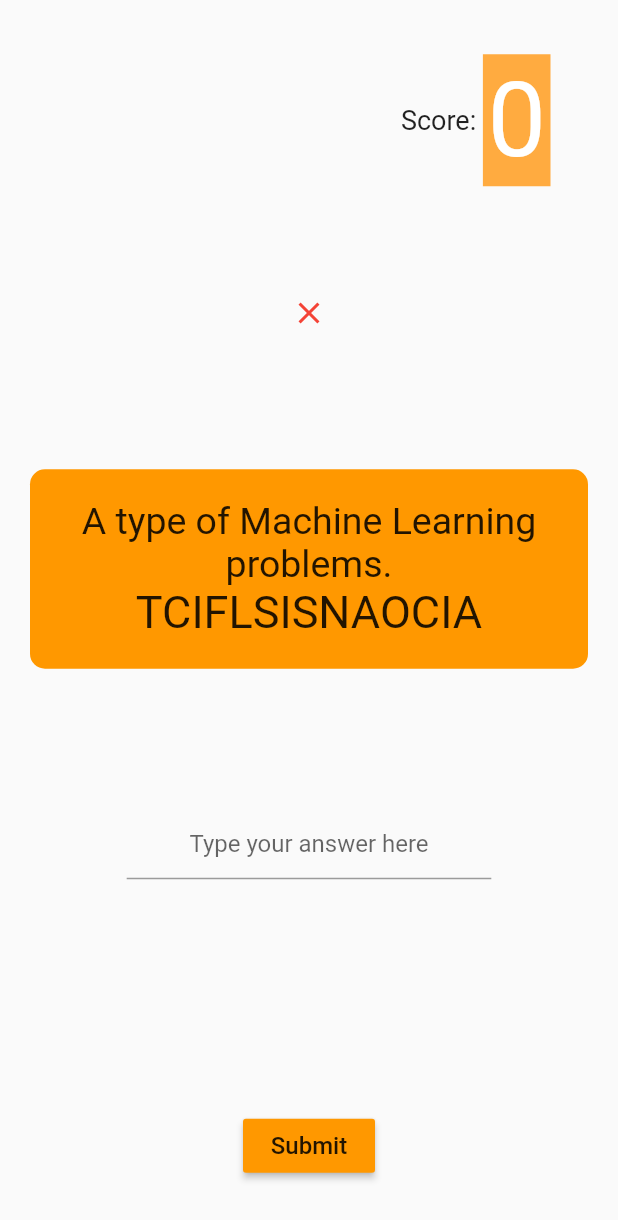
After one commit to the-prof-paradox/PBL_Flutter, a Flutter app: the Jumbled screen opened directly, after a tap on "Submit", on a phone screen of 412 x 824 dp. The commit adds this screen. Shown: the top 1220 px of the screen. Run offline on Flutter 3.47's test engine with Material 2 defaults, Android fonts, the phone set to English and light mode, and no system bars; our stand-ins replace rflutter_alert.

Commit message:
Quiz + Jumbled

```diff
--- /dev/null
+++ b/lib/businessLogic/jumblesQues.dart
@@ -0,0 +1,68 @@
+class JumbQuestion {
+  String questionText;
+  String options;
+  String questionAnswer;
+
+  JumbQuestion(String q, String op, String a) {
+    questionText = q;
+    options = op;
+    questionAnswer = a;
+  }
+}
+
+class JumbQuizBrain {
+  int _questionNumber = 0;
+
+  List<JumbQuestion> _questionBank = [
+    JumbQuestion("A metric for imbalanced datasets.", "SRCF1OE", "F1Score"),
+    JumbQuestion("A type of Machine Learning problems.", "TCIFLSISNAOCIA",
+        "Classification"),
+    JumbQuestion("The purpose of the parameter C in SVM’s.", "ARZNROGIUIEATL",
+        "Regularization"),
+    JumbQuestion("Increasing the depth of the decision tree can lead to this.",
+        "TEOIFGRIVTN", "Overfitting"),
+    JumbQuestion("A kernel function in SVM’s.", "RIALAD", "Radial"),
+    JumbQuestion(
+        "An activation function that is also the basis of Logistic Regression.",
+        "IMDGSIO",
+        "Sigmoid"),
+    JumbQuestion("Dependency among the features of the dataset is called.",
+        "YACTTNIIMIUOLLRLE", "Multicollinearity"),
+    JumbQuestion(
+        "An ensemble of Decision Trees.", "ARMOND RSFTEO", "Random Forest"),
+    JumbQuestion("Only these affect the decision boundary in SVM.",
+        "STPUORP OTSERVC", "Support Vectors"),
+    JumbQuestion(
+        "Blood Type is what kind of variable.", "ORGTICAECLA", "Categorical"),
+  ];
+
+  void nextQuestion() {
+    if (_questionNumber < _questionBank.length - 1) {
+      _questionNumber++;
+    }
+  }
+
+  String getQuestionText() {
+    return _questionBank[_questionNumber].questionText;
+  }
+
+  String getOptionText() {
+    return _questionBank[_questionNumber].options;
+  }
+
+  String getCorrectAnswer() {
+    return _questionBank[_questionNumber].questionAnswer;
+  }
+
+  bool isFinished() {
+    if (_questionNumber >= _questionBank.length - 1) {
+      return true;
+    } else {
+      return false;
+    }
+  }
+
+  void reset() {
+    _questionNumber = 0;
+  }
+}
--- /dev/null
+++ b/lib/screens/jumbled.dart
@@ -0,0 +1,147 @@
+import 'package:PBL/businessLogic/jumblesQues.dart';
+import 'package:flutter/material.dart';
+import 'package:rflutter_alert/rflutter_alert.dart';
+
+
+JumbQuizBrain quizBrain = JumbQuizBrain();
+
+class Jumbled extends StatefulWidget {
+  @override
+  _JumbledState createState() => _JumbledState();
+}
+
+class _JumbledState extends State<Jumbled> {
+  int theScore = 0;
+  List<Icon> scoreKeeper = [];
+  final textEditingController = TextEditingController();
+
+  @override
+  void dispose() {
+    textEditingController.dispose();
+    super.dispose();
+  }
+
+
+  void checkAnswer(String userPickedAnswer) {
+    String correctAnswer = quizBrain.getCorrectAnswer();
+
+    setState(() {
+      if (quizBrain.isFinished() == true) {
+        Alert(
+          context: context,
+          title: 'Finished!',
+          desc: 'You\'ve reached the end of the quiz!',
+        ).show();
+        quizBrain.reset();
+        scoreKeeper = [];
+        theScore = 0;
+      }
+
+      else {
+        if (userPickedAnswer == correctAnswer) {
+          theScore++;
+          scoreKeeper.add(Icon(
+            Icons.check,
+            color: Colors.green,
+          ));
+        } else {
+          scoreKeeper.add(Icon(
+            Icons.close,
+            color: Colors.red,
+          ));
+        }
+        quizBrain.nextQuestion();
+      }
+    });
+  }
+
+  @override
+  Widget build(BuildContext context) {
+    return Scaffold(
+        body: Container(
+      child: Center(
+          child: Column(
+        mainAxisAlignment: MainAxisAlignment.spaceAround,
+        children: [
+          Container(
+            padding: EdgeInsets.only(right: 45.0),
+            child: Row(
+              mainAxisAlignment: MainAxisAlignment.end,
+              children: [
+                Text(
+                  "Score: ",
+                  style: TextStyle(fontSize: 18.0),
+                ),
+                Container(
+                  padding: EdgeInsets.all(3.0),
+                  color: Colors.orangeAccent,
+                  child: Text(
+                    "$theScore",
+                    style: TextStyle(fontSize: 69.6, color: Colors.white),
+                  ),
+                ),
+              ],
+            ),
+          ),
+          Row(
+            mainAxisAlignment: MainAxisAlignment.center,
+            children: scoreKeeper,
+          ),
+          Container(
+            decoration: BoxDecoration(
+                borderRadius: BorderRadius.all(Radius.circular(10.0)),
+                color: Colors.orange),
+            margin: const EdgeInsets.all(20.0),
+            padding: const EdgeInsets.all(20.0),
+            child: Column(
+              children: [
+                Text(
+                quizBrain.getQuestionText(),
+                  textAlign: TextAlign.center,
+                  style: TextStyle(
+                    fontSize: 25.0,
+                    // color: Colors.white,
+                  ),
+                ),
+                Text(
+                  quizBrain.getOptionText(),
+                  textAlign: TextAlign.center,
+                  style: TextStyle(
+                    fontSize: 30.0,
+                    // color: Colors.white,
+                  ),
+                ),
+              ],
+            ),
+          ),
+          SizedBox(
+            width: MediaQuery.of(context).size.width * 0.59,
+            child: TextField(
+                textAlign: TextAlign.center,
+                textDirection: TextDirection.rtl,
+                decoration: InputDecoration(
+                  hintText:  "Type your answer here",
+                ),
+                maxLines: 1,
+                controller: textEditingController,
+                cursorHeight: 20.0,
+              ),
+          ),
+          SizedBox(height: 9.0,),
+          RaisedButton(
+              color: Colors.orange,
+              child: Text("Submit",
+                style: TextStyle(fontSize: 16.0),
+                textAlign: TextAlign.center,
+              ),
+              onPressed: () {
+                setState(() {
+                  checkAnswer(textEditingController.text);
+                  textEditingController.clear();
+                });
+              }),
+        ],
+      )),
+    ));
+  }
+}
```
Also changed, not shown: lib/screens/extras.dart (deleted, +0 -26 lines), lib/screens/homepage.dart (+10 -5 lines).
